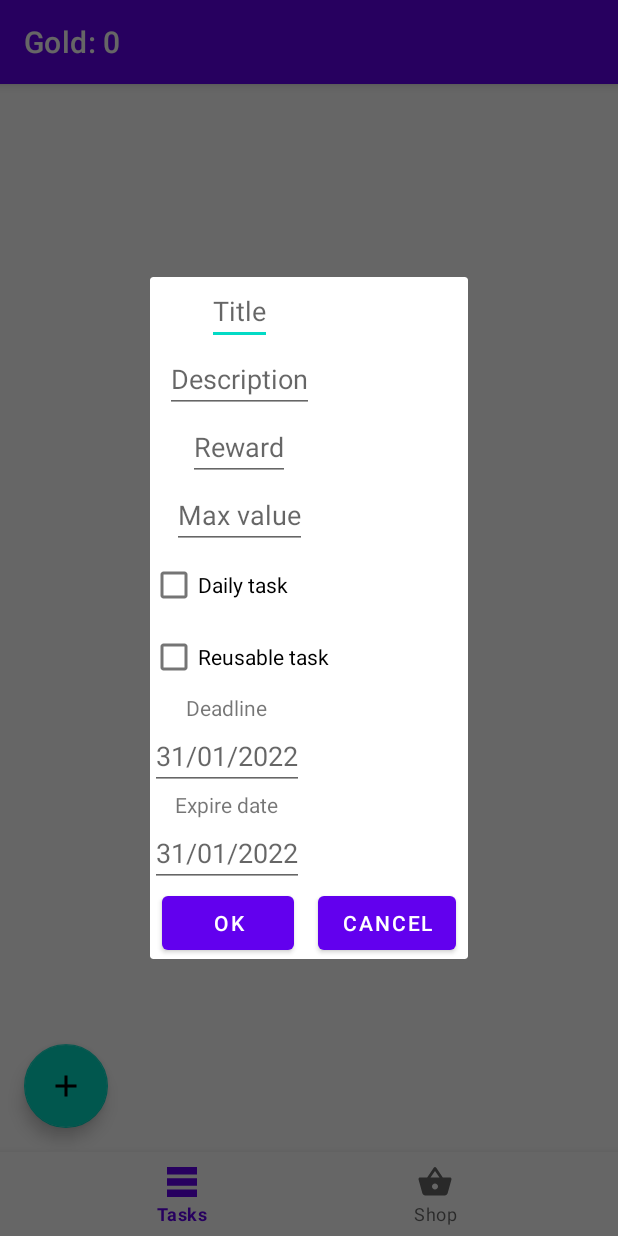
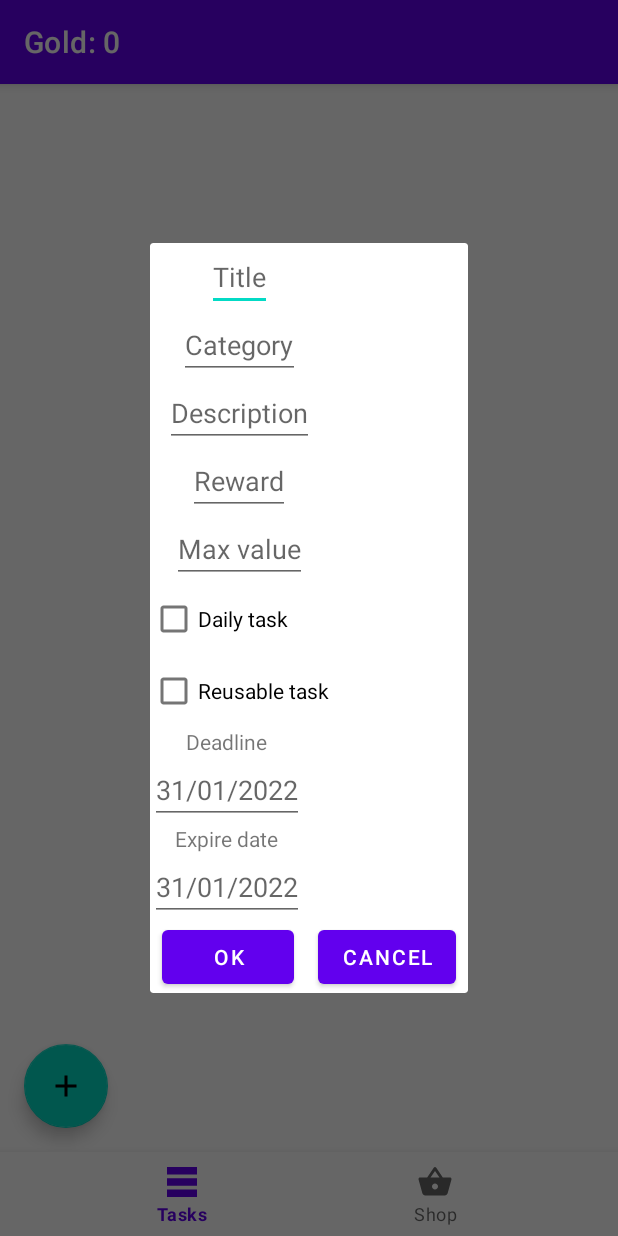
Before and after one commit to qoiu/Daily_Task_Motivator, an Android app: the screen it shows after launch (MainActivity), after a tap on "add", on a phone screen of 412 x 824 dp. Run offline under Robolectric (Android 15) with nearby library versions, the phone set to English and light mode, and no system bars; libraries missing offline, so code that uses them is left out: io.realm, io.realm.annotations; 5 statements that could not run were skipped.

Commit message:
add category

```diff
--- a/app/src/main/java/com/qoiu/dailytaskmotivator/presentation/task/NewTaskDialog.kt
+++ b/app/src/main/java/com/qoiu/dailytaskmotivator/presentation/task/NewTaskDialog.kt
@@ -10,8 +10,6 @@ import com.qoiu.dailytaskmotivator.R
 import com.qoiu.dailytaskmotivator.ResourceProvider
 import com.qoiu.dailytaskmotivator.data.TaskDb
 import com.qoiu.dailytaskmotivator.domain.TaskCalendar
-import java.lang.Exception
-import java.lang.IllegalStateException
 
 class NewTaskDialog(
     private val action: (task: TaskDb) -> Unit,
@@ -19,6 +17,7 @@ class NewTaskDialog(
     private val stringProvider: ResourceProvider.StringProvider,
     private val task: TaskDb = TaskDb()
 ) : DialogFragment() {
+
     override fun onCreateView(
         inflater: LayoutInflater,
         container: ViewGroup?,
@@ -38,6 +37,7 @@ class NewTaskDialog(
     private lateinit var progressView: EditText
     private lateinit var deadlineView: EditText
     private lateinit var expireView: EditText
+    private lateinit var categoryView: EditText
 
     override fun onViewCreated(view: View, savedInstanceState: Bundle?) {
         super.onViewCreated(view, savedInstanceState)
@@ -91,6 +91,7 @@ class NewTaskDialog(
         dailyTaskView = view.findViewById(R.id.edit_daily)
         reusableTaskView = view.findViewById(R.id.edit_reusable)
         calendarView = view.findViewById(R.id.calendarView)
+        categoryView = view.findViewById(R.id.edit_category)
         setActions(view)
         fillView()
     }
@@ -158,7 +159,8 @@ class NewTaskDialog(
             progress,
             0,
             dailyTaskView.isChecked,
-            reusableTaskView.isChecked
+            reusableTaskView.isChecked,
+            categoryView.text.toString()
         )
     }
 
--- a/app/src/main/res/layout/task_new.xml
+++ b/app/src/main/res/layout/task_new.xml
@@ -21,6 +21,13 @@
                 android:layout_width="wrap_content"
                 android:layout_height="wrap_content"
                 android:hint="@string/title" />
+
+            <EditText
+                android:id="@+id/edit_category"
+                style="@style/CenteredView"
+                android:layout_width="wrap_content"
+                android:layout_height="wrap_content"
+                android:hint="@string/category" />
 
 
             <EditText
--- a/app/src/main/res/values/strings.xml
+++ b/app/src/main/res/values/strings.xml
@@ -28,4 +28,5 @@
     <string name="expire_date">Expire date</string>
     <string name="ok">OK</string>
     <string name="cancel">Cancel</string>
+    <string name="category">Category</string>
 </resources>
```
